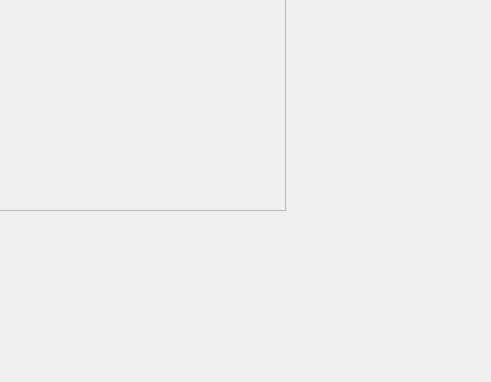
Qt form detailView.ui (Mrjimjr/ECE477) before a commit; both pictures show x 545 to 1036 and y 250 to 632 of the 1036 by 632 pixel window.
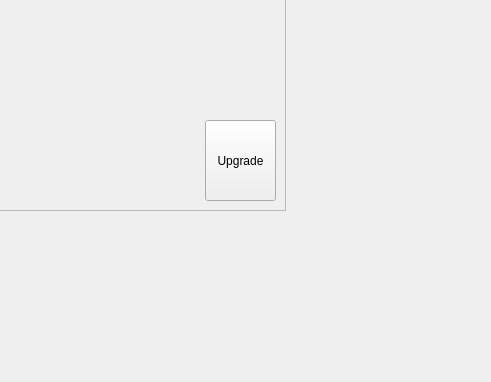
The same form after that commit.

The edit to the form file:
```diff
--- a/detailView.ui
+++ b/detailView.ui
@@ -82,6 +82,25 @@
      <string>Close</string>
     </property>
    </widget>
+   <widget class="QPushButton" name="button_upgrade">
+    <property name="enabled">
+     <bool>true</bool>
+    </property>
+    <property name="geometry">
+     <rect>
+      <x>470</x>
+      <y>240</y>
+      <width>71</width>
+      <height>81</height>
+     </rect>
+    </property>
+    <property name="autoFillBackground">
+     <bool>false</bool>
+    </property>
+    <property name="text">
+     <string>Upgrade</string>
+    </property>
+   </widget>
    <widget class="QWidget" name="">
     <property name="geometry">
      <rect>
```
